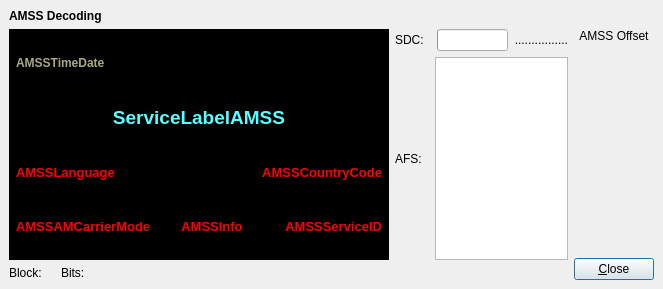
Before: the Qt Designer form dream/src/GUI-QT/AMSSDlgbase.ui in mmjee/dream-patched, drawn with Qt 5.
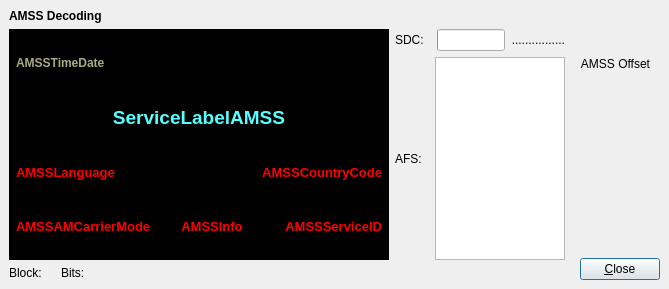
After: the same form once the commit is applied. Icons and pictures are not drawn. Custom widgets are drawn as their Qt base class.

Diff of the .ui file:
```diff
--- a/dream/src/GUI-QT/AMSSDlgbase.ui
+++ b/dream/src/GUI-QT/AMSSDlgbase.ui
@@ -6,7 +6,7 @@
    <rect>
     <x>0</x>
     <y>0</y>
-    <width>663</width>
+    <width>669</width>
     <height>289</height>
    </rect>
   </property>
@@ -3522,26 +3522,7 @@
     <item row="1" column="2" rowspan="2">
      <layout class="QVBoxLayout" name="verticalLayout">
       <item>
-       <widget class="QLabel" name="TextLabelPhaseOffsetAMSS">
-        <property name="sizePolicy">
-         <sizepolicy hsizetype="Minimum" vsizetype="Minimum">
-          <horstretch>0</horstretch>
-          <verstretch>0</verstretch>
-         </sizepolicy>
-        </property>
-        <property name="text">
-         <string>AMSS Offset</string>
-        </property>
-        <property name="alignment">
-         <set>Qt::AlignCenter</set>
-        </property>
-        <property name="wordWrap">
-         <bool>false</bool>
-        </property>
-       </widget>
-      </item>
-      <item>
-       <widget class="QwtDial" name="PhaseDialAMSS" native="true">
+       <widget class="QFrame" name="phaseFrame">
         <property name="sizePolicy">
          <sizepolicy hsizetype="Minimum" vsizetype="Minimum">
           <horstretch>0</horstretch>
@@ -3557,9 +3538,27 @@
         <property name="focusPolicy">
          <enum>Qt::NoFocus</enum>
         </property>
-        <property name="lineWidth" stdset="0">
-         <number>4</number>
-        </property>
+        <layout class="QVBoxLayout" name="verticalLayout_2">
+         <item>
+          <widget class="QLabel" name="TextLabelPhaseOffsetAMSS">
+           <property name="sizePolicy">
+            <sizepolicy hsizetype="Minimum" vsizetype="Minimum">
+             <horstretch>0</horstretch>
+             <verstretch>0</verstretch>
+            </sizepolicy>
+           </property>
+           <property name="text">
+            <string>AMSS Offset</string>
+           </property>
+           <property name="alignment">
+            <set>Qt::AlignCenter</set>
+           </property>
+           <property name="wordWrap">
+            <bool>false</bool>
+           </property>
+          </widget>
+         </item>
+        </layout>
        </widget>
       </item>
       <item>
@@ -3690,13 +3689,6 @@
    </layout>
   </widget>
  </widget>
- <customwidgets>
-  <customwidget>
-   <class>QwtDial</class>
-   <extends>QWidget</extends>
-   <header>qwt_dial.h</header>
-  </customwidget>
- </customwidgets>
  <resources>
   <include location="res/icons.qrc"/>
  </resources>
```
Left out of the diff: 77 changed lines with no effect on the pictures.
